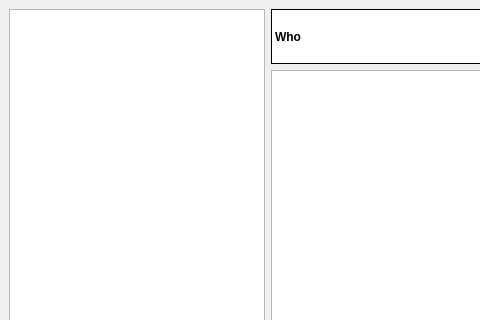
Old version of the form simplechat.ui in the repository junyussh/MumiChat-Client; both pictures show x 0 to 480 and y 0 to 320 of the 800 by 600 pixel window.
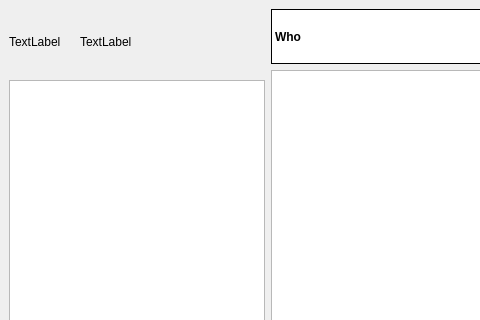
New version of the form. Icons and pictures are not drawn.

The edit to the form file:
```diff
--- a/simplechat.ui
+++ b/simplechat.ui
@@ -19,7 +19,49 @@
      <number>0</number>
     </property>
     <item>
-     <widget class="QListView" name="UserList"/>
+     <layout class="QGridLayout" name="gridLayout_2" rowstretch="0,0" columnstretch="0,0">
+      <item row="0" column="1">
+       <widget class="QLabel" name="Username">
+        <property name="sizePolicy">
+         <sizepolicy hsizetype="Expanding" vsizetype="Preferred">
+          <horstretch>0</horstretch>
+          <verstretch>0</verstretch>
+         </sizepolicy>
+        </property>
+        <property name="minimumSize">
+         <size>
+          <width>0</width>
+          <height>65</height>
+         </size>
+        </property>
+        <property name="text">
+         <string>TextLabel</string>
+        </property>
+       </widget>
+      </item>
+      <item row="0" column="0">
+       <widget class="QLabel" name="Profile">
+        <property name="sizePolicy">
+         <sizepolicy hsizetype="Fixed" vsizetype="Fixed">
+          <horstretch>0</horstretch>
+          <verstretch>0</verstretch>
+         </sizepolicy>
+        </property>
+        <property name="minimumSize">
+         <size>
+          <width>65</width>
+          <height>65</height>
+         </size>
+        </property>
+        <property name="text">
+         <string>TextLabel</string>
+        </property>
+       </widget>
+      </item>
+      <item row="1" column="0" colspan="2">
+       <widget class="QListView" name="UserList"/>
+      </item>
+     </layout>
     </item>
     <item>
      <layout class="QGridLayout" name="gridLayout" rowstretch="8,0,0" columnstretch="0,0">
```
